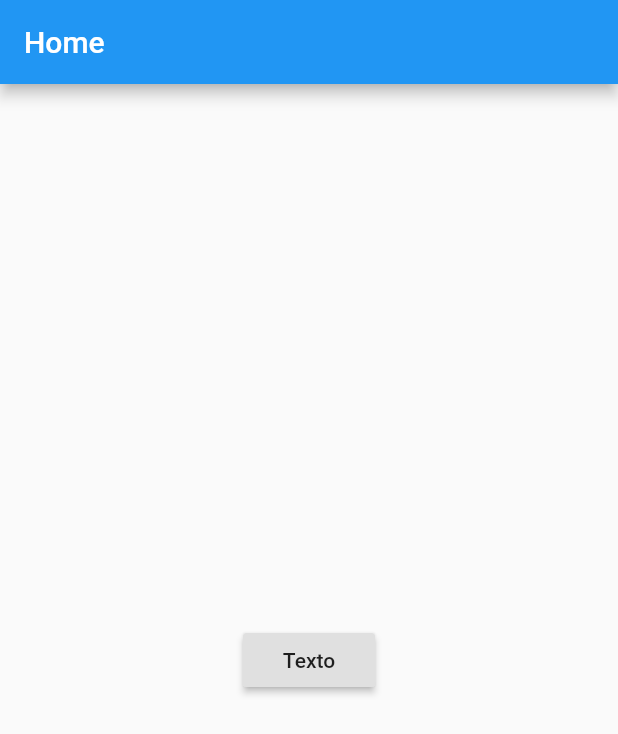
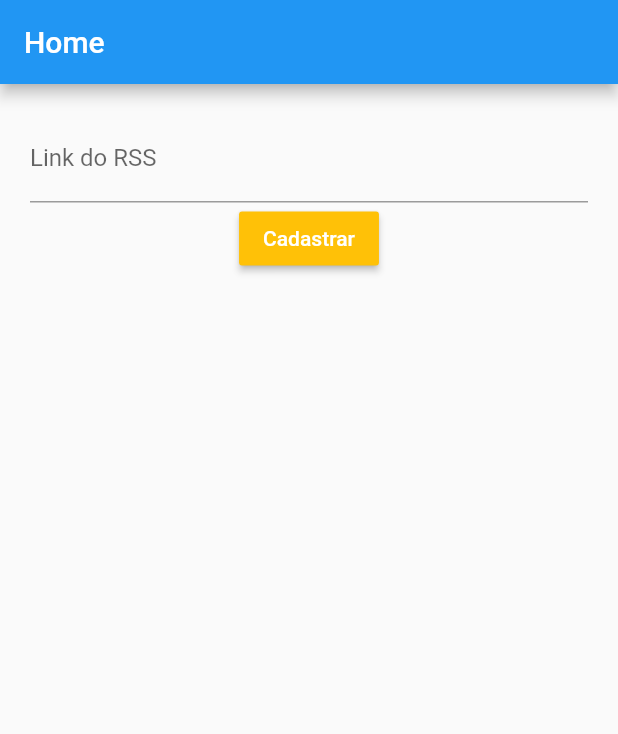
Before and after one commit to guyilherme/flutter_list, a Flutter app: the screen it shows after launch, on a phone screen of 412 x 824 dp. Shown: the top 734 px of the screen. Run offline on Flutter 3.47's test engine with Material 2 defaults, Android fonts, the phone set to English and light mode, and no system bars.

```diff
--- a/lib/main.dart
+++ b/lib/main.dart
@@ -1,7 +1,6 @@
 import 'package:flutter/material.dart';
 import 'pages/home.dart';
 import 'pages/noticias.dart';
-import 'pages/page.dart';
 
 void main() => runApp(MyApp());
 
@@ -19,7 +18,6 @@ class MyApp extends StatelessWidget {
       routes: {
         '/': (context) => HomePage(),
         '/noticias': (context) => NoticiasPage(),
-        '/noticias/page': (context) => Page()
       },
     );
   }
--- a/lib/pages/home.dart
+++ b/lib/pages/home.dart
@@ -1,4 +1,5 @@
 import 'package:flutter/material.dart';
+import 'noticias.dart';
 
 class HomePage extends StatefulWidget {
   HomePage({Key key}) : super(key: key);
@@ -7,6 +8,9 @@ class HomePage extends StatefulWidget {
 }
 
 class _HomePageState extends State<HomePage> {
+  final _formKey = GlobalKey<FormState>();
+  final feedController = TextEditingController();
+
   @override
   Widget build(BuildContext context) {
     return Scaffold(
@@ -14,16 +18,37 @@ class _HomePageState extends State<HomePage> {
         title: Text("Home"),
         automaticallyImplyLeading: false,
       ),
-      body: Center(
-        child: RaisedButton(
-          child: Text("Texto"),
-          onPressed: () {
-            Navigator.pushNamed(
-              context,
-              '/noticias'
-            );
-          },
+      body: Padding(
+        padding: EdgeInsets.all(20),
+        child: Form(
+        key: _formKey,
+        child: Column(
+          children: <Widget>[
+            TextFormField(
+              keyboardType: TextInputType.url,
+              controller: feedController,
+              decoration: InputDecoration(
+                labelText: "Link do RSS"
+              ),
+              validator: (value) {
+                if (value.isEmpty) {
+                  return "Esse campo ta vazio";
+                }
+              },
+            ),
+            RaisedButton(
+              child: Text("Cadastrar"),
+              color: Colors.amber,
+              textColor: Colors.white,
+              onPressed: () {
+                if (_formKey.currentState.validate()) {
+                  print(feedController.text);
+                }
+              },
+            )
+          ],
         ),
+      ),
       )
     );
   }
```
Also changed, not shown: lib/pages/noticias.dart (+13 -7 lines), lib/pages/page.dart (deleted, +0 -42 lines).
